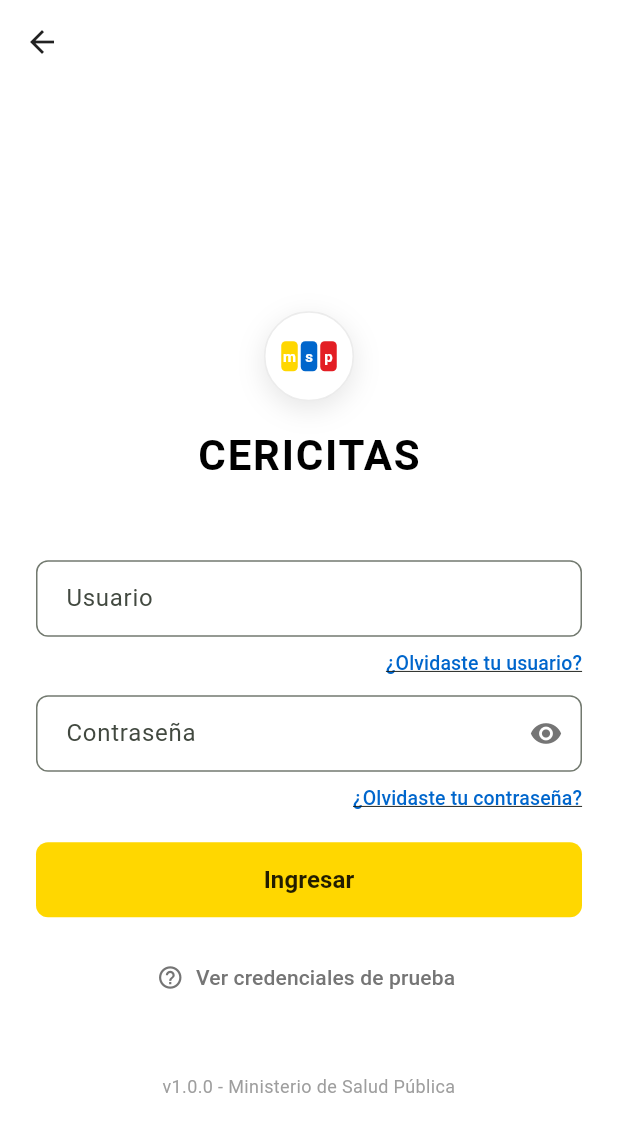
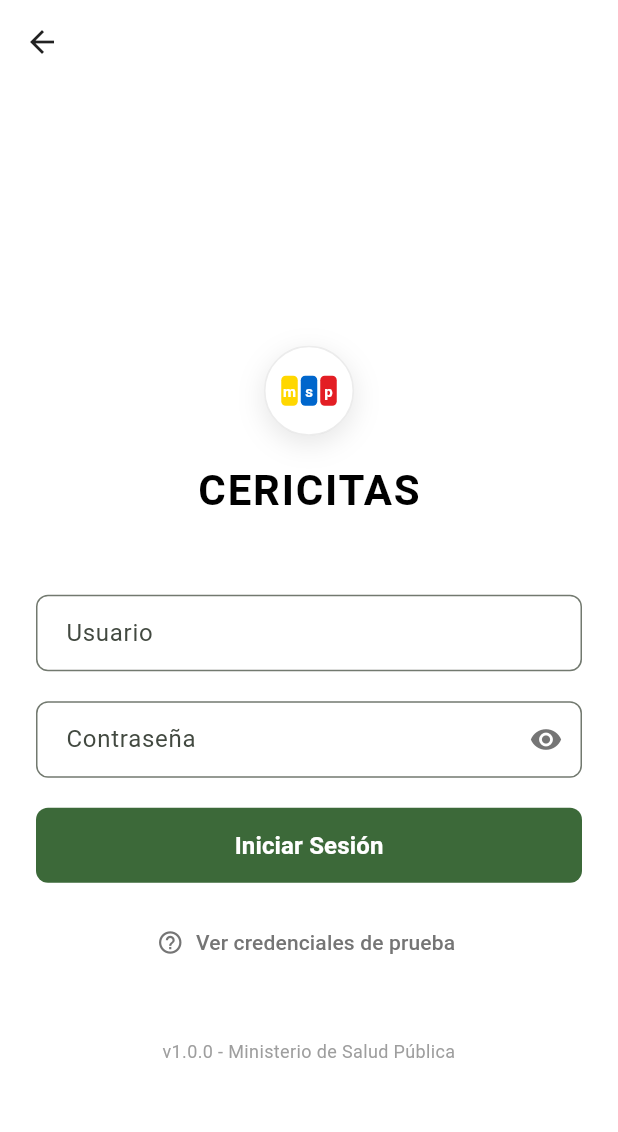
Before and after one commit to Gaby-Vistin/Agencitas, a Flutter app: the screen it shows after launch, after a tap on "Comenzar", on a phone screen of 412 x 824 dp. Shown: the top 1132 px of the screen. Run offline on Flutter 3.47's test engine with Material 3 defaults, Android fonts, the phone set to English and light mode, and no system bars; our stand-ins replace email_validator, shared_preferences, sqflite; accounts and stored records are empty.

Commit message:
UI: Limpiar login - eliminar links olvidaste, restaurar botón verde y cambiar a Iniciar Sesión

```diff
--- a/lib/screens/login_screen.dart
+++ b/lib/screens/login_screen.dart
@@ -365,27 +365,7 @@
                       return null;
                     },
                   ),
-                  const SizedBox(height: 8),
-                  Align(
-                    alignment: Alignment.centerRight,
-                    child: TextButton(
-                      onPressed: _showCredentialsInfo,
-                      style: TextButton.styleFrom(
-                        padding: EdgeInsets.zero,
-                        minimumSize: const Size(0, 0),
-                        tapTargetSize: MaterialTapTargetSize.shrinkWrap,
-                      ),
-                      child: const Text(
-                        '¿Olvidaste tu usuario?',
-                        style: TextStyle(
-                          fontSize: 13,
-                          color: Color(0xFF0066CC),
-                          decoration: TextDecoration.underline,
-                        ),
-                      ),
-                    ),
-                  ),
-                  const SizedBox(height: 12),
+                  const SizedBox(height: 20),
 
                   // Campo Contraseña
                   TextFormField(
@@ -423,36 +403,16 @@
                       return null;
                     },
                   ),
-                  const SizedBox(height: 8),
-                  Align(
-                    alignment: Alignment.centerRight,
-                    child: TextButton(
-                      onPressed: _showCredentialsInfo,
-                      style: TextButton.styleFrom(
-                        padding: EdgeInsets.zero,
-                        minimumSize: const Size(0, 0),
-                        tapTargetSize: MaterialTapTargetSize.shrinkWrap,
-                      ),
-                      child: const Text(
-                        '¿Olvidaste tu contraseña?',
-                        style: TextStyle(
-                          fontSize: 13,
-                          color: Color(0xFF0066CC),
-                          decoration: TextDecoration.underline,
-                        ),
-                      ),
-                    ),
-                  ),
                   const SizedBox(height: 20),
 
-                  // Botón Ingresar
+                  // Botón Iniciar Sesión
                   SizedBox(
                     height: 50,
                     child: ElevatedButton(
                       onPressed: _isLoading ? null : _login,
                       style: ElevatedButton.styleFrom(
-                        backgroundColor: const Color(0xFFFFD700),
-                        foregroundColor: Colors.black87,
+                        backgroundColor: Theme.of(context).colorScheme.primary,
+                        foregroundColor: Colors.white,
                         elevation: 0,
                         shape: RoundedRectangleBorder(
                           borderRadius: BorderRadius.circular(8),
@@ -464,11 +424,11 @@
                               height: 24,
                               child: CircularProgressIndicator(
                                 strokeWidth: 2.5,
-                                valueColor: AlwaysStoppedAnimation<Color>(Colors.black87),
+                                valueColor: AlwaysStoppedAnimation<Color>(Colors.white),
                               ),
                             )
                           : const Text(
-                              'Ingresar',
+                              'Iniciar Sesión',
                               style: TextStyle(
                                 fontSize: 16,
                                 fontWeight: FontWeight.bold,
```
